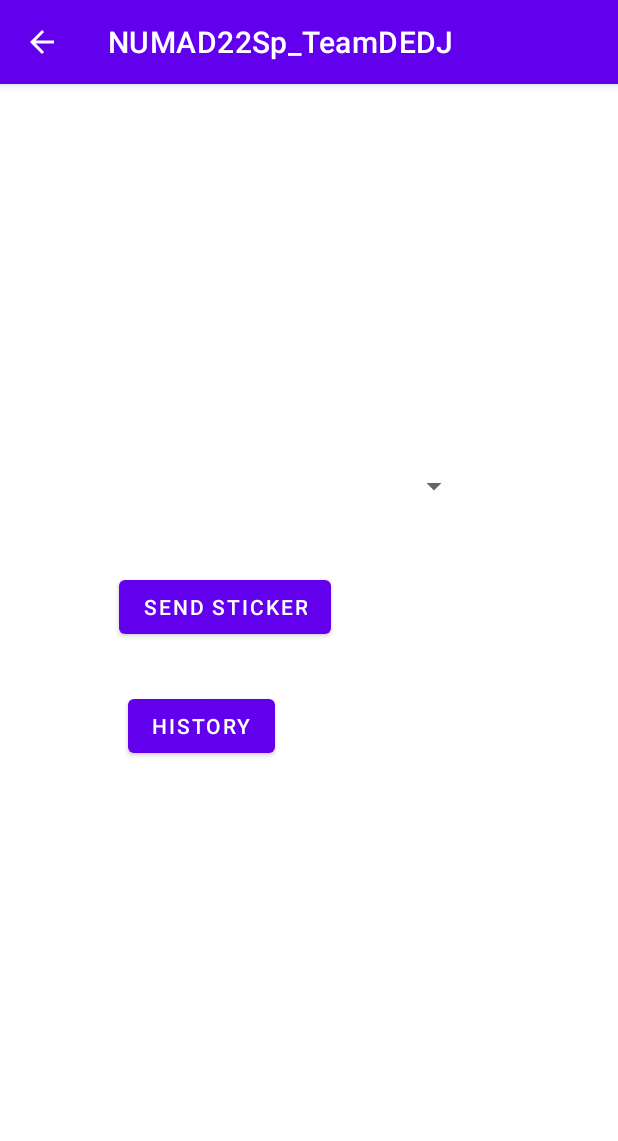
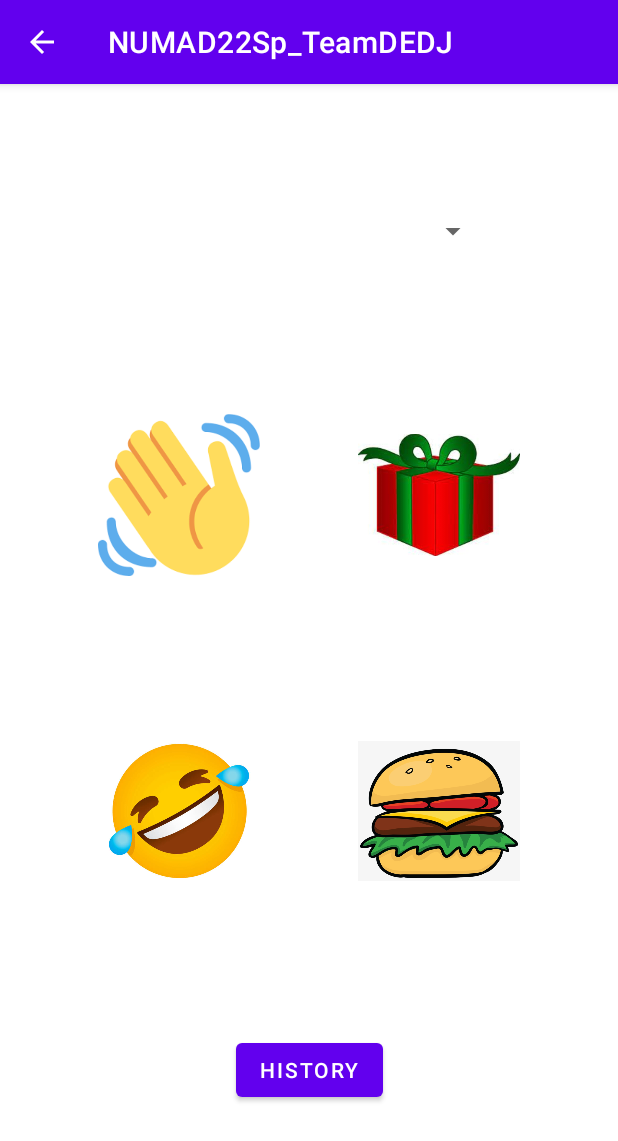
Before and after one commit to eshwaribhide/NUMAD22Sp_TeamDEDJ, an Android app: the StickerMessagingActivity screen opened directly, with no data from a screen before it, on a phone screen of 412 x 824 dp. Shown: the top 1141 px of the screen. Run offline under Robolectric (Android 15) with nearby library versions, the phone set to English and light mode, and no system bars; our stand-ins replace Firebase (no records; nobody signed in at launch, a user with empty details on screens opened directly).

Commit message:
replaced send sticker button with four clickable stickers

```diff
--- a/app/src/main/java/edu/neu/madcourse/numad22sp_teamdedj/StickerMessagingActivity.java
+++ b/app/src/main/java/edu/neu/madcourse/numad22sp_teamdedj/StickerMessagingActivity.java
@@ -77,6 +77,7 @@ public class StickerMessagingActivity extends AppCompatActivity {
                     currentUser = b.getString("currentUser");
                 }
                  //FOR TESTING
+                // I assume this is why the history page always shows 8 stickers sent
                  currentUser="user2";
                 // Need to only set this if the current user does not exist, perhaps add some ChildEventListeners
                 // mDatabase.child("users").child(currentUser).setValue(new User(currentUser, task.getResult()));
@@ -84,6 +85,7 @@ public class StickerMessagingActivity extends AppCompatActivity {
 
                 Spinner destUsersDropdown = findViewById(R.id.destUsers);
 
+                // Get all users from the database and add to the dropdown
                 mDatabase.child("users").get().addOnCompleteListener(t -> {
                     if (!t.isSuccessful()) {
                         Log.e("firebase", "Error getting data", task.getException());
@@ -100,6 +102,7 @@ public class StickerMessagingActivity extends AppCompatActivity {
         });
     }
 
+    // send a sticker from the device to the selected user
     public void sendStickerMessage(View view) {
         Spinner destUsersDropdown = findViewById(R.id.destUsers);
         String destUser = destUsersDropdown.getSelectedItem().toString();
@@ -108,19 +111,33 @@ public class StickerMessagingActivity extends AppCompatActivity {
             if (!task.isSuccessful()) {
                 Log.e("firebase", "Error getting data", task.getException());
             } else {
+                // get token of the user from the database
                 String clientRegistrationToken = String.valueOf(task.getResult().child("clientRegistrationToken").getValue());
                 // send the message
-                new Thread(() -> sendStickerMessage(destUser, clientRegistrationToken)).start();
+                new Thread(() -> sendStickerMessage(destUser, clientRegistrationToken, view.getId())).start();
                 // update number of stickers sent by this user
                 StickerMessagingActivity.this.updateStickersSent();
             }
         });
     }
 
-    private void sendStickerMessage(String destUser, String targetToken) {
+    private void sendStickerMessage(String destUser, String targetToken, int stickerId) {
         // Need to replace static image with chosen image
         // This will write to the database in order to have history
-        mDatabase.child("users").child(destUser).child(new Date().toString()).setValue(new Sticker(R.drawable.presents, currentUser, new Date().toString()));
+
+        // Get the correct sticker image
+        int sentSticker;
+        if (stickerId == R.id.helloSticker) {
+            sentSticker = R.drawable.hello;
+        } else if (stickerId == R.id.presentSticker) {
+            sentSticker = R.drawable.presents;
+        } else if (stickerId == R.id.laughSticker) {
+            sentSticker = R.drawable.laugh_sticker;
+        } else {
+            sentSticker = R.drawable.burger_sticker;
+        }
+        System.out.println(sentSticker);
+        mDatabase.child("users").child(destUser).child(new Date().toString()).setValue(new Sticker(sentSticker, currentUser, new Date().toString()));
 
         // This has to do with notifications
         JSONObject jPayload = new JSONObject();
--- a/app/src/main/res/layout/activity_sticker_messaging.xml
+++ b/app/src/main/res/layout/activity_sticker_messaging.xml
@@ -14,23 +14,23 @@
         android:text="Send Sticker"
         app:layout_constraintBottom_toBottomOf="parent"
         app:layout_constraintEnd_toEndOf="parent"
-        app:layout_constraintHorizontal_bias="0.292"
+        app:layout_constraintHorizontal_bias="0.262"
         app:layout_constraintStart_toStartOf="parent"
         app:layout_constraintTop_toTopOf="parent"
-        app:layout_constraintVertical_bias="0.451" />
+        app:layout_constraintVertical_bias="0.67"
+        android:visibility="gone"/>
 
     <Button
-        android:id="@+id/button4"
+        android:id="@+id/historyButton"
         android:layout_width="wrap_content"
         android:layout_height="wrap_content"
         android:onClick="historyButtonOnClick"
         android:text="History"
         app:layout_constraintBottom_toBottomOf="parent"
         app:layout_constraintEnd_toEndOf="parent"
-        app:layout_constraintHorizontal_bias="0.272"
         app:layout_constraintStart_toStartOf="parent"
-        app:layout_constraintTop_toTopOf="parent"
-        app:layout_constraintVertical_bias="0.561" />
+        app:layout_constraintTop_toBottomOf="@+id/laughSticker"
+        app:layout_constraintVertical_bias="0.771" />
 
     <Spinner
         android:id="@+id/destUsers"
@@ -38,9 +38,54 @@
         android:layout_height="54dp"
         app:layout_constraintBottom_toBottomOf="parent"
         app:layout_constraintEnd_toEndOf="parent"
-        app:layout_constraintHorizontal_bias="0.428"
         app:layout_constraintStart_toStartOf="parent"
         app:layout_constraintTop_toTopOf="parent"
-        app:layout_constraintVertical_bias="0.338" />
+        app:layout_constraintVertical_bias="0.1" />
+
+    <ImageView
+        android:id="@+id/helloSticker"
+        android:layout_width="108dp"
+        android:layout_height="124dp"
+        android:onClick="sendStickerMessage"
+        app:layout_constraintEnd_toStartOf="@+id/presentSticker"
+        app:layout_constraintStart_toStartOf="parent"
+        app:layout_constraintTop_toBottomOf="@+id/destUsers"
+        app:layout_constraintBottom_toTopOf="@+id/laughSticker"
+        app:srcCompat="@drawable/hello"
+        tools:layout_editor_absoluteY="303dp" />
+
+    <ImageView
+        android:id="@+id/presentSticker"
+        android:layout_width="108dp"
+        android:layout_height="124dp"
+        android:onClick="sendStickerMessage"
+        app:layout_constraintEnd_toEndOf="parent"
+        app:layout_constraintStart_toEndOf="@+id/helloSticker"
+        app:layout_constraintTop_toBottomOf="@+id/destUsers"
+        app:layout_constraintBottom_toTopOf="@+id/laughSticker"
+        app:srcCompat="@drawable/presents"
+        tools:layout_editor_absoluteY="300dp" />
+
+    <ImageView
+        android:id="@+id/laughSticker"
+        android:layout_width="108dp"
+        android:layout_height="124dp"
+        android:onClick="sendStickerMessage"
+        app:layout_constraintBottom_toTopOf="@+id/historyButton"
+        app:layout_constraintEnd_toStartOf="@+id/burgerSticker"
+        app:layout_constraintStart_toStartOf="parent"
+        app:layout_constraintTop_toBottomOf="@+id/helloSticker"
+        app:srcCompat="@drawable/laugh_sticker" />
+
+    <ImageView
+        android:id="@+id/burgerSticker"
+        android:layout_width="108dp"
+        android:layout_height="124dp"
+        android:onClick="sendStickerMessage"
+        app:layout_constraintBottom_toTopOf="@+id/historyButton"
+        app:layout_constraintEnd_toEndOf="parent"
+        app:layout_constraintStart_toEndOf="@id/laughSticker"
+        app:layout_constraintTop_toBottomOf="@+id/presentSticker"
+        app:srcCompat="@drawable/burger_sticker" />
 
 </androidx.constraintlayout.widget.ConstraintLayout>
```
Also changed, not shown: app/src/main/res/drawable/burger_sticker.png (added), app/src/main/res/drawable/hello.png (added), app/src/main/res/drawable/laugh_sticker.jpeg (added).
